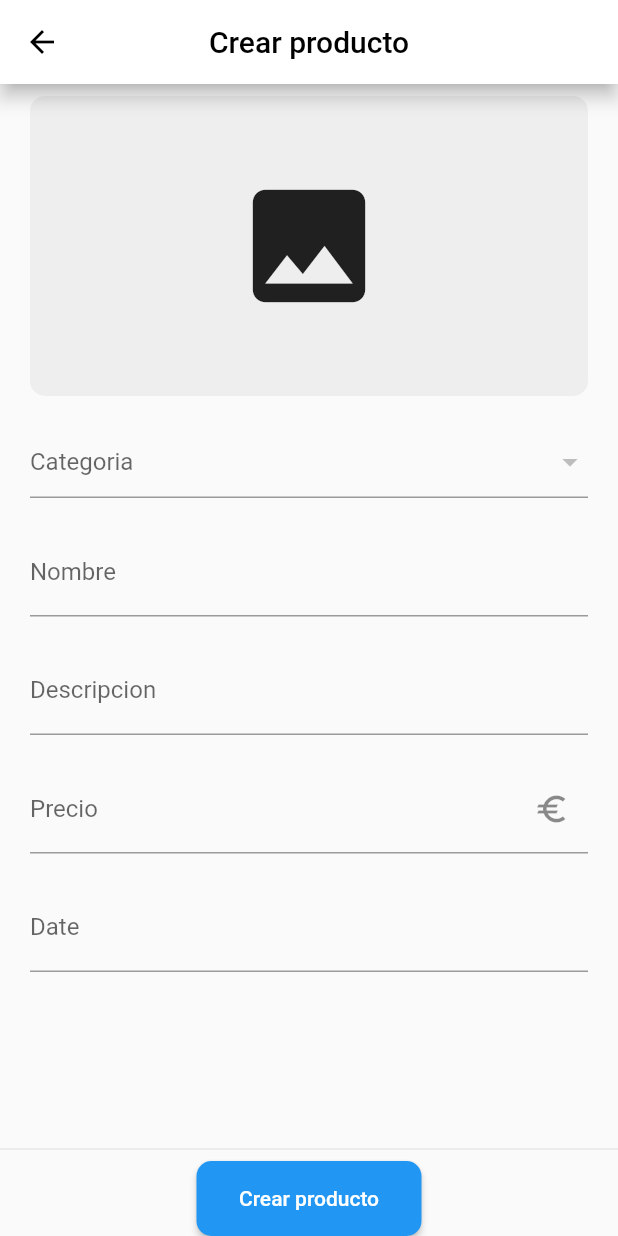
After one commit to josuejx/tfg_auction, a Flutter app: the NewProductScreen screen opened directly, on a phone screen of 412 x 824 dp. The commit adds this screen. Run offline on Flutter 3.47's test engine with Material 2 defaults, Android fonts, the phone set to English and light mode, and no system bars; drawn by our look-alikes of date_time_picker; our stand-ins replace animate_do, file_picker, flutter_advanced_drawer, get, shared_preferences; missing offline and left inert: dartssh2; accounts and stored records are empty; network calls fail.

Commit message:
Creacion de productos

```diff
--- a/lib/db/db_producto.dart
+++ b/lib/db/db_producto.dart
@@ -1,6 +1,8 @@
 import 'dart:convert';
+import 'dart:io';
 
 import 'package:http/http.dart' as http;
+import 'package:tfg_auction/db/db_general.dart';
 import 'package:tfg_auction/db/env.dart';
 import 'package:tfg_auction/models/producto.dart';
 
@@ -8,6 +10,26 @@ class DBProducto {
   Future<List<Producto>> readAll() async {
     try {
       final response = await http.get(Uri.parse("${Env.base_url}/producto"));
+
+      if (response.statusCode == 200 || response.statusCode == 201) {
+        List<Producto> productos = [];
+        for (var item in json.decode(response.body)) {
+          productos.add(Producto.fromJson(item));
+        }
+        return productos;
+      } else {
+        return [];
+      }
+    } catch (e) {
+      print(e);
+      return [];
+    }
+  }
+
+  Future<List<Producto>> readByUser(int idUsuario) async {
+    try {
+      final response = await http
+          .get(Uri.parse("${Env.base_url}/producto/idUsuario/$idUsuario"));
 
       if (response.statusCode == 200 || response.statusCode == 201) {
         List<Producto> productos = [];
@@ -40,6 +62,50 @@ class DBProducto {
     }
   }
 
+  Future<Producto> readByUserAndName(
+      int idUsuario, String nombreProducto) async {
+    try {
+      List<Producto> productos = await readByUser(idUsuario);
+      for (var producto in productos) {
+        if (producto.nombre == nombreProducto) {
+          return producto;
+        }
+      }
+      return Producto();
+    } catch (e) {
+      print(e);
+      return Producto();
+    }
+  }
+
+  Future<String> create(Producto producto, File image) async {
+    try {
+      HttpClient httpClient = HttpClient();
+      HttpClientRequest request =
+          await httpClient.postUrl(Uri.parse("${Env.base_url}/producto"));
+
+      request.headers.set('Accept', 'application/json');
+      request.headers.set('Content-type', 'application/json');
+      request.add(utf8.encode(json.encode(producto.toJson())));
+
+      HttpClientResponse response = await request.close();
+
+      if (response.statusCode == 200 || response.statusCode == 201) {
+        if (image.path != "") {
+          producto =
+              (await readByUserAndName(producto.idUsuario!, producto.nombre!));
+          await DBGeneral.uploadImage(image, 'P${producto.id.toString()}');
+        }
+        return "";
+      } else {
+        return "Fallo al crear el producto";
+      }
+    } catch (e) {
+      print(e);
+      return "Error de conexión con el servidor";
+    }
+  }
+
   String getImagen(int idProducto) {
     return "${Env.base_url}/image/P${idProducto.toString()}";
   }
--- a/lib/models/producto.dart
+++ b/lib/models/producto.dart
@@ -4,7 +4,6 @@ class Producto {
   String? nombre;
   String? descripcion;
   double? precio;
-  String? imagen;
   DateTime? finalizacion;
 
   // Relaciones
@@ -16,7 +15,6 @@ class Producto {
     this.nombre,
     this.descripcion,
     this.precio,
-    this.imagen,
     this.finalizacion,
   });
 
@@ -25,7 +23,6 @@ class Producto {
     nombre = json['nombre'];
     descripcion = json['descripcion'];
     precio = json['precio'];
-    imagen = json['imagen'].toString();
     finalizacion = DateTime.parse(json['finalizacion']);
     idCategoria = json['idCategoria'];
     idUsuario = json['idUsuario'];
@@ -37,7 +34,6 @@ class Producto {
     data['nombre'] = this.nombre;
     data['descripcion'] = this.descripcion;
     data['precio'] = this.precio;
-    data['imagen'] = this.imagen;
     data['finalizacion'] = this.finalizacion.toString();
     data['idCategoria'] = this.idCategoria;
     data['idUsuario'] = this.idUsuario;
--- a/lib/screens/home_screens_content/bid_content.dart
+++ b/lib/screens/home_screens_content/bid_content.dart
@@ -35,11 +35,11 @@ class _BidContentState extends State<BidContent> {
   @override
   Widget build(BuildContext context) {
     if (usuario == null) {
-      return Center(
+      return const Center(
         child: Text("Debes iniciar sesión para ver tus pujas"),
       );
     } else if (pujas.isEmpty) {
-      return Center(
+      return const Center(
         child: Text("No tienes pujas"),
       );
     } else {
--- a/lib/screens/login_screen.dart
+++ b/lib/screens/login_screen.dart
@@ -81,7 +81,7 @@ class _LoginScreenState extends State<LoginScreen> {
                   Usuario? usuario = await Session().getSession();
                   Get.snackbar(
                       'Login', 'Bienvenido de nuevo ${usuario!.nombreUsuario}',
-                      snackPosition: SnackPosition.BOTTOM,
+                      snackPosition: SnackPosition.TOP,
                       backgroundColor: Colors.green,
                       colorText: Colors.white);
                   Get.offAll(() => HomeScreen());
--- /dev/null
+++ b/lib/screens/new_product_screen.dart
@@ -0,0 +1,204 @@
+import 'dart:io';
+
+import 'package:date_time_picker/date_time_picker.dart';
+import 'package:file_picker/file_picker.dart';
+import 'package:flutter/material.dart';
+import 'package:flutter/services.dart';
+import 'package:get/get.dart';
+import 'package:tfg_auction/db/db_categoria.dart';
+import 'package:tfg_auction/db/db_producto.dart';
+import 'package:tfg_auction/models/categoria.dart';
+import 'package:tfg_auction/models/producto.dart';
+
+class NewProductScreen extends StatefulWidget {
+  const NewProductScreen({Key? key}) : super(key: key);
+
+  @override
+  State<NewProductScreen> createState() => _NewProductScreenState();
+}
+
+class _NewProductScreenState extends State<NewProductScreen> {
+  List<Categoria> categorias = [];
+  Producto producto = Producto();
+  File image = File('');
+
+  // Text controllers
+  final TextEditingController _nombreController = TextEditingController();
+  final TextEditingController _descripcionController = TextEditingController();
+  final TextEditingController _precioController = TextEditingController();
+
+  @override
+  void initState() {
+    cargarDatos();
+    super.initState();
+  }
+
+  void cargarDatos() async {
+    categorias = await DBCategoria().readAll();
+  }
+
+  @override
+  Widget build(BuildContext context) {
+    return Scaffold(
+        appBar: AppBar(
+          title: const Text('Crear producto'),
+          centerTitle: true,
+        ),
+        body: Column(
+          children: [
+            Expanded(
+              child: Padding(
+                padding:
+                    const EdgeInsets.symmetric(vertical: 8.0, horizontal: 20.0),
+                child: ListView(
+                  children: _buildFormProduct(),
+                ),
+              ),
+            ),
+            const Divider(),
+            // Boton de crear producto
+            ElevatedButton(
+              onPressed: () async {
+                if (image.path == '') {
+                  Get.snackbar('Error', 'Debes seleccionar una imagen',
+                      colorText: Colors.white, backgroundColor: Colors.red);
+                } else if (producto.nombre == null ||
+                    producto.descripcion == null ||
+                    producto.precio == null ||
+                    producto.finalizacion == null ||
+                    producto.idCategoria == null) {
+                  Get.snackbar('Error', 'Debes rellenar todos los campos',
+                      colorText: Colors.white, backgroundColor: Colors.red);
+                } else {
+                  producto.idUsuario = 1;
+                  String result = await DBProducto().create(producto, image);
+                  if (result == '') {
+                    Get.snackbar(
+                        'Producto creado', 'Producto creado correctamente',
+                        colorText: Colors.white, backgroundColor: Colors.green);
+                  } else {
+                    Get.snackbar('Error', 'Ha ocurrido un error',
+                        colorText: Colors.white, backgroundColor: Colors.red);
+                  }
+                }
+              },
+              style: ElevatedButton.styleFrom(
+                shape: const RoundedRectangleBorder(
+                  borderRadius: BorderRadius.all(Radius.circular(10.0)),
+                ),
+                fixedSize: Size(
+                    MediaQuery.of(context).size.width / 3 > 150
+                        ? MediaQuery.of(context).size.width / 3
+                        : 150,
+                    50.0),
+              ),
+              child: const Text('Crear producto'),
+            ),
+          ],
+        ));
+  }
+
+  List<Widget> _buildFormProduct() {
+    return [
+      // Imagen
+      InkWell(
+        onTap: () async {
+          FilePickerResult? result = await FilePicker.platform.pickFiles(
+            allowedExtensions: ['jpg', 'png', 'jpeg'],
+          );
+          if (result != null) {
+            setState(() {
+              image = File(result.files.single.path!);
+            });
+          }
+        },
+        child: Container(
+          height: 200,
+          width: 200,
+          decoration: BoxDecoration(
+            color: Colors.grey[200],
+            borderRadius: const BorderRadius.all(Radius.circular(10.0)),
+          ),
+          child: image.path == ''
+              ? const Center(
+                  child: Icon(Icons.image, size: 100.0),
+                )
+              : Image.file(image),
+        ),
+      ),
+      const SizedBox(height: 20.0),
+      // Dropdown de categorias
+      DropdownButtonFormField(
+        hint: const Text('Categoria'),
+        items: categorias.map((Categoria categoria) {
+          return DropdownMenuItem(
+            value: categoria.id!,
+            child: Text(categoria.nombre!),
+          );
+        }).toList(),
+        onChanged: (dynamic value) {
+          setState(() {
+            producto.idCategoria = value;
+          });
+        },
+      ),
+      const SizedBox(height: 20.0),
+      // Nombre
+      TextFormField(
+        controller: _nombreController,
+        decoration: const InputDecoration(
+          labelText: 'Nombre',
+        ),
+        onChanged: (String value) {
+          setState(() {
+            producto.nombre = value;
+          });
+        },
+      ),
+      const SizedBox(height: 20.0),
+      // Descripcion
+      TextFormField(
+        controller: _descripcionController,
+        decoration: const InputDecoration(
+          labelText: 'Descripcion',
+        ),
+        onChanged: (String value) {
+          setState(() {
+            producto.descripcion = value;
+          });
+        },
+      ),
+      const SizedBox(height: 20.0),
+      // Precio
+      TextFormField(
+        controller: _precioController,
+        decoration: const InputDecoration(
+          labelText: 'Precio',
+          suffixIcon: Icon(Icons.euro),
+        ),
+        inputFormatters: [
+          FilteringTextInputFormatter.allow(RegExp(r'[0-9.]')),
+        ],
+        onChanged: (String value) {
+          if (double.tryParse(value) != null) {
+            setState(() {
+              producto.precio = double.parse(value);
+            });
+          }
+        },
+      ),
+      const SizedBox(height: 20.0),
+      DateTimePicker(
+        initialValue: '',
+        firstDate: DateTime(2000),
+        lastDate: DateTime(2100),
+        dateLabelText: 'Date',
+        onChanged: (val) {
+          setState(() {
+            producto.finalizacion = DateTime.parse(val);
+          });
+        },
+      )
+    ];
+  }
+}
--- a/lib/widgets/bid_card.dart
+++ b/lib/widgets/bid_card.dart
@@ -97,7 +97,7 @@ class _BidCardState extends State<BidCard> {
                       Expanded(
                         child: ListTile(
                           title: Text("Pujas: ${pujas.length}"),
-                          trailing:
+                          subtitle:
                               Text("Última puja: ${pujas.last.cantidad}€"),
                         ),
                       ),
--- a/pubspec.yaml
+++ b/pubspec.yaml
@@ -42,7 +42,7 @@ dependencies:
   file_picker: ^5.2.6
   dartssh2: ^2.8.2
   cupertino_modal_sheet: ^1.0.0
-  ftpconnect: ^2.0.5
+  date_time_picker: ^2.1.0
 dev_dependencies:
 
   # The "flutter_lints" package below contains a set of recommended lints to
```
Also changed, not shown: lib/screens/home_screens_content/category_content.dart (+5 -3 lines), lib/screens/home_screens_content/saved_content.dart (+8 -4 lines), lib/widgets/layout/auction_drawer.dart (+17 -2 lines), lib/widgets/product_card.dart (+46 -61 lines), lib/widgets/products_grid.dart (+7 -3 lines), pubspec.lock.
